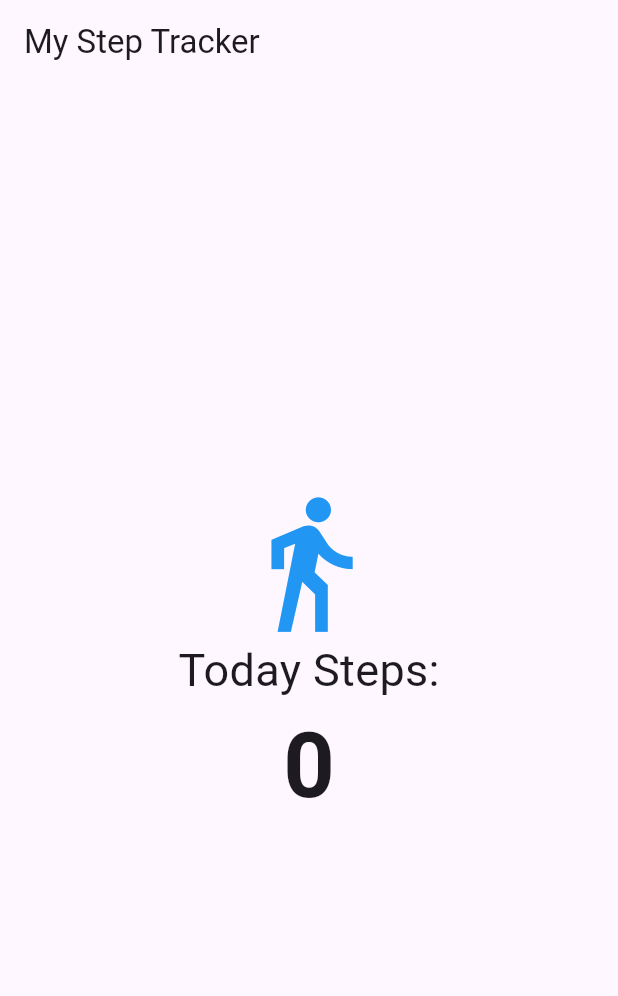
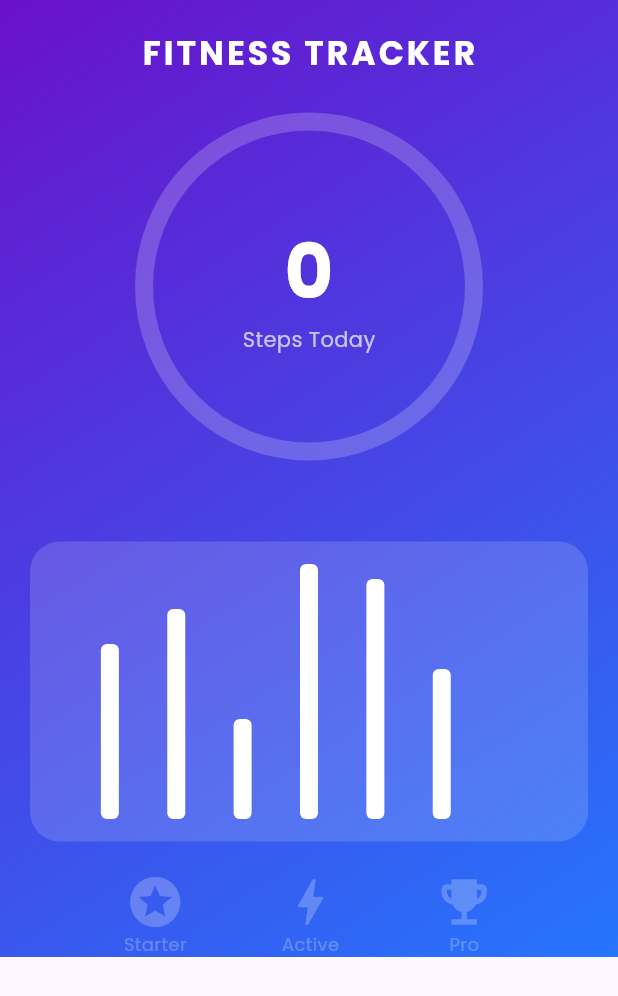
Before and after one commit to danithu17/my-step-tracker, a Flutter app: the screen it shows after launch, on a phone screen of 412 x 824 dp. Shown: the top 996 px of the screen. Run offline on Flutter 3.47's test engine with Material 3 defaults, Android fonts, the phone set to English and light mode, and no system bars; drawn by our look-alikes of fl_chart; our stand-ins replace google_fonts, pedometer, permission_handler.

Commit message:
Added Charts, Fonts and Messenger Theme

```diff
--- a/lib/main.dart
+++ b/lib/main.dart
@@ -1,18 +1,29 @@
 import 'package:flutter/material.dart';
 import 'package:pedometer/pedometer.dart';
 import 'package:permission_handler/permission_handler.dart';
+import 'package:fl_chart/fl_chart.dart';
+import 'package:google_fonts/google_fonts.dart';
+import 'dart:math';
 
-void main() => runApp(const MaterialApp(home: StepTracker()));
+void main() => runApp(const MaterialApp(
+      debugShowCheckedModeBanner: false,
+      home: StepTracker(),
+    ));
 
 class StepTracker extends StatefulWidget {
   const StepTracker({super.key});
+
   @override
-    State<StepTracker> createState() => _StepTrackerState();
+  State<StepTracker> createState() => _StepTrackerState();
 }
 
 class _StepTrackerState extends State<StepTracker> {
   late Stream<StepCount> _stepCountStream;
-  String _steps = '0';
+  int _steps = 0;
+  final int _goal = 5000;
+
+  // Dummy data for History Chart (Sathiye dawas 7)
+  final List<double> _weeklySteps = [3500, 4200, 2000, 5100, 4800, 3000, 0];
 
   @override
   void initState() {
@@ -22,38 +33,131 @@ class _StepTrackerState extends State<StepTracker> {
 
   void onStepCount(StepCount event) {
     setState(() {
-      _steps = event.steps.toString();
+      _steps = event.steps;
+      if (_steps >= _goal) _showBadge(); // Goal eka reach unama badge eka pennanna
     });
   }
 
-  void onStepCountError(Object error) {
-    setState(() {
-      _steps = 'Sensor not found';
-    });
-  }
+  void onStepCountError(Object error) => setState(() => _steps = 0);
 
   void initPlatformState() async {
-    // Permission illana thuna
     if (await Permission.activityRecognition.request().isGranted) {
       _stepCountStream = Pedometer.stepCountStream;
       _stepCountStream.listen(onStepCount).onError(onStepCountError);
     }
   }
 
+  void _showBadge() {
+    // Goal reach unama yana badge popup eka
+    ScaffoldMessenger.of(context).showSnackBar(
+      SnackBar(
+        content: const Text("🎉 Goal Reached! You earned a 'Walker' Badge!"),
+        backgroundColor: Colors.purpleAccent,
+      ),
+    );
+  }
+
   @override
   Widget build(BuildContext context) {
+    double progress = min(_steps / _goal, 1.0);
+
     return Scaffold(
-      appBar: AppBar(title: const Text('My Step Tracker')),
-      body: Center(
-        child: Column(
-          mainAxisAlignment: MainAxisAlignment.center,
-          children: [
-            const Icon(Icons.directions_walk, size: 100, color: Colors.blue),
-            const Text('Today Steps:', style: TextStyle(fontSize: 30)),
-            Text(_steps, style: const TextStyle(fontSize: 60, fontWeight: FontWeight.bold)),
-          ],
+      body: Container(
+        // Messenger style gradient theme
+        decoration: const BoxDecoration(
+          gradient: LinearGradient(
+            begin: Alignment.topLeft,
+            end: Alignment.bottomRight,
+            colors: [Color(0xFF6A11CB), Color(0xFF2575FC)],
+          ),
+        ),
+        child: SafeArea(
+          child: SingleChildScrollView(
+            child: Column(
+              children: [
+                const SizedBox(height: 20),
+                Text('FITNESS TRACKER',
+                  style: GoogleFonts.poppins(fontSize: 22, fontWeight: FontWeight.bold, color: Colors.white, letterSpacing: 2)),
+
+                const SizedBox(height: 30),
+
+                // Circular Progress
+                Center(
+                  child: Stack(
+                    alignment: Alignment.center,
+                    children: [
+                      SizedBox(
+                        width: 220,
+                        height: 220,
+                        child: CircularProgressIndicator(
+                          value: progress,
+                          strokeWidth: 12,
+                          backgroundColor: Colors.white.withValues(alpha: 0.2),
+                          valueColor: const AlwaysStoppedAnimation<Color>(Colors.white),
+                        ),
+                      ),
+                      Column(
+                        children: [
+                          Text('$_steps', style: GoogleFonts.poppins(fontSize: 50, fontWeight: FontWeight.bold, color: Colors.white)),
+                          Text('Steps Today', style: GoogleFonts.poppins(color: Colors.white70)),
+                        ],
+                      ),
+                    ],
+                  ),
+                ),
+
+                const SizedBox(height: 40),
+
+                // History Chart Section
+                Padding(
+                  padding: const EdgeInsets.all(20),
+                  child: Container(
+                    height: 200,
+                    padding: const EdgeInsets.all(15),
+                    decoration: BoxDecoration(
+                      color: Colors.white.withValues(alpha: 0.15),
+                      borderRadius: BorderRadius.circular(20),
+                    ),
+                    child: BarChart(
+                      BarChartData(
+                        barGroups: _weeklySteps.asMap().entries.map((e) =>
+                          BarChartGroupData(x: e.key, barRods: [
+                            BarChartRodData(toY: e.value, color: Colors.white, width: 12, borderRadius: BorderRadius.circular(4))
+                          ])).toList(),
+                        borderData: FlBorderData(show: false),
+                        titlesData: const FlTitlesData(show: false),
+                        gridData: const FlGridData(show: false),
+                      ),
+                    ),
+                  ),
+                ),
+
+                // Badges Section
+                Padding(
+                  padding: const EdgeInsets.symmetric(horizontal: 20),
+                  child: Row(
+                    mainAxisAlignment: MainAxisAlignment.spaceEvenly,
+                    children: [
+                      _buildBadgeIcon(Icons.stars, "Starter", _steps > 100),
+                      _buildBadgeIcon(Icons.bolt, "Active", _steps > 2500),
+                      _buildBadgeIcon(Icons.emoji_events, "Pro", _steps >= _goal),
+                    ],
+                  ),
+                ),
+              ],
+            ),
+          ),
         ),
       ),
     );
   }
+
+  Widget _buildBadgeIcon(IconData icon, String label, bool unlocked) {
+    return Column(
+      children: [
+        Icon(icon, size: 40, color: unlocked ? Colors.amber : Colors.white24),
+        Text(label, style: GoogleFonts.poppins(color: unlocked ? Colors.white : Colors.white24, fontSize: 12)),
+      ],
+    );
+  }
 }
--- a/pubspec.yaml
+++ b/pubspec.yaml
@@ -7,8 +7,10 @@ environment:
   sdk: ^3.11.1
 
 dependencies:
+  fl_chart: ^1.1.1
   flutter:
     sdk: flutter
+  google_fonts: ^8.0.2
   pedometer: ^4.2.0
   permission_handler: ^12.0.1
 
```
Also changed, not shown: pubspec.lock.
